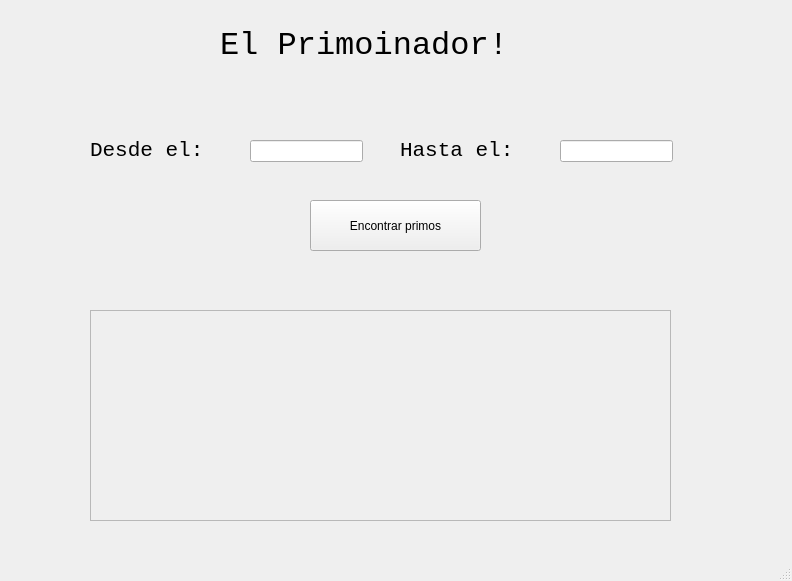
Old version of the form Primoinador/UI_definitiva.ui in the repository Pedrouw/NumeroHermano.
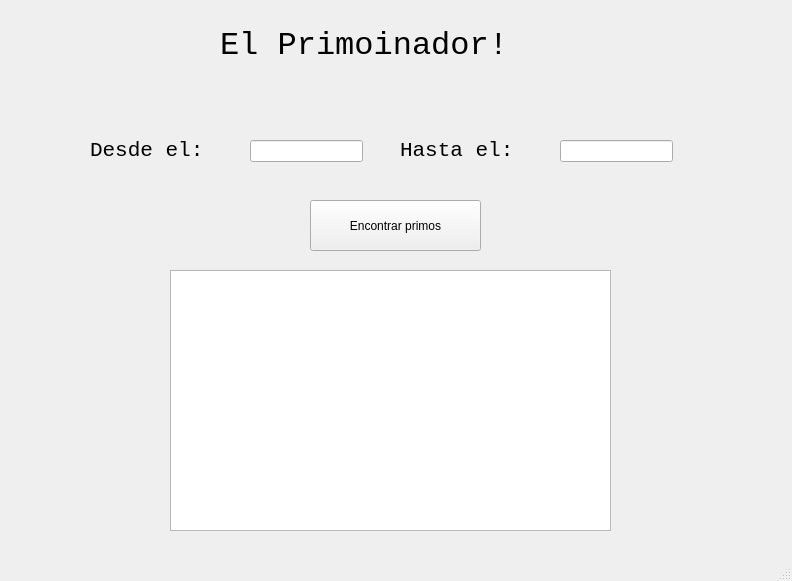
New version of the form.

The edit to the form file:
```diff
--- a/Primoinador/UI_definitiva.ui
+++ b/Primoinador/UI_definitiva.ui
@@ -34,29 +34,6 @@
      </rect>
     </property>
    </widget>
-   <widget class="QScrollArea" name="scrollArea">
-    <property name="geometry">
-     <rect>
-      <x>90</x>
-      <y>310</y>
-      <width>581</width>
-      <height>211</height>
-     </rect>
-    </property>
-    <property name="widgetResizable">
-     <bool>true</bool>
-    </property>
-    <widget class="QWidget" name="scrollAreaWidgetContents">
-     <property name="geometry">
-      <rect>
-       <x>0</x>
-       <y>0</y>
-       <width>579</width>
-       <height>209</height>
-      </rect>
-     </property>
-    </widget>
-   </widget>
    <widget class="QLabel" name="label">
     <property name="geometry">
      <rect>
@@ -127,6 +104,16 @@
      <string>Hasta el:</string>
     </property>
    </widget>
+   <widget class="QTextBrowser" name="textBrowser">
+    <property name="geometry">
+     <rect>
+      <x>170</x>
+      <y>270</y>
+      <width>441</width>
+      <height>261</height>
+     </rect>
+    </property>
+   </widget>
   </widget>
   <widget class="QStatusBar" name="statusbar"/>
  </widget>
```
